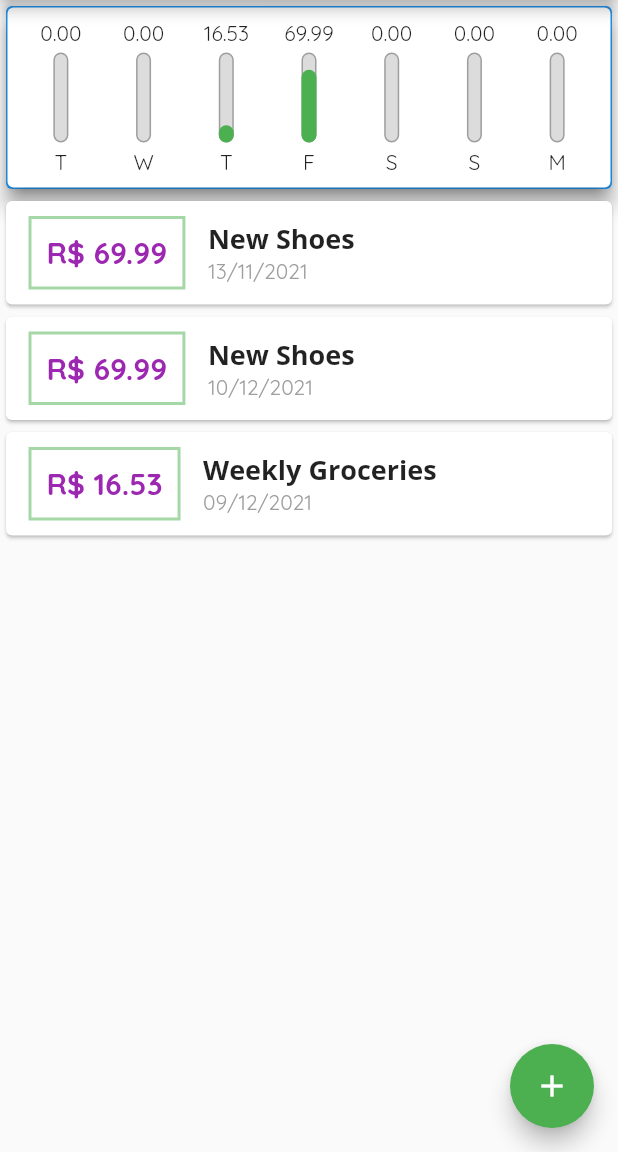
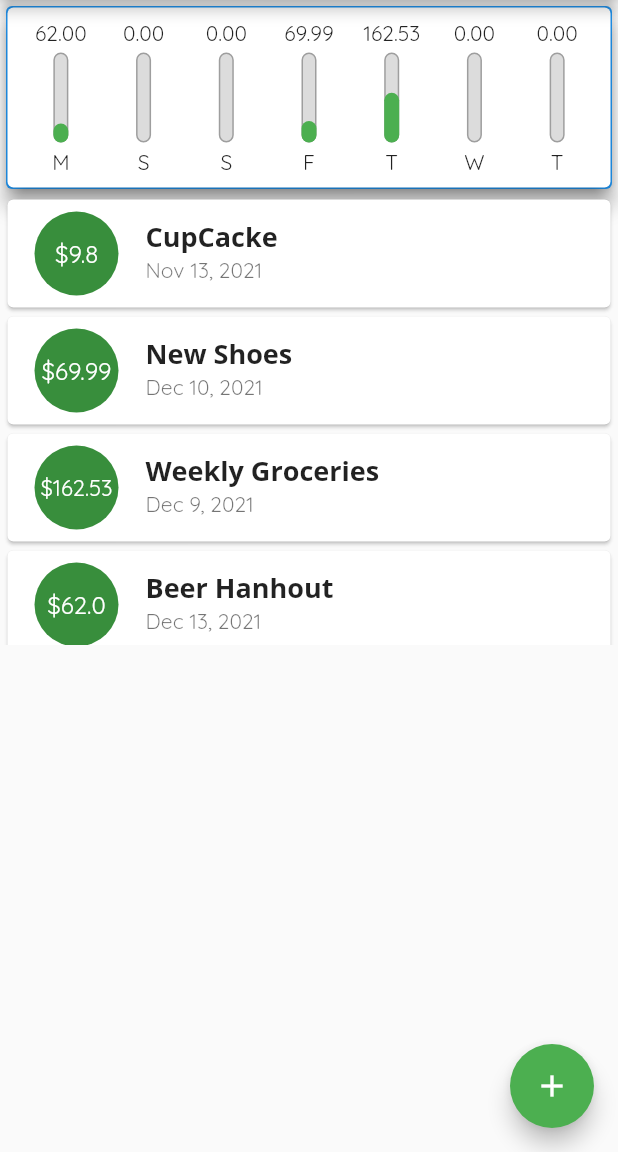
Before and after one commit to EduardoRenz/flutter-expenses, a Flutter app: the screen it shows after launch, on a phone screen of 412 x 824 dp, the part 84-1236 px from its top. Run offline on Flutter 3.47's test engine with Material 2 defaults, Android fonts, the phone set to English and light mode, and no system bars.

Commit message:
item list refactor

```diff
--- a/lib/components/chart.dart
+++ b/lib/components/chart.dart
@@ -23,7 +23,7 @@ class Chart extends StatelessWidget {
         }
       }
       return {'day': DateFormat.E().format(weekDay)[0], 'value': totalSum};
-    });
+    }).reversed.toList();
   }
 
   double get _weekTotalValue {
--- a/lib/components/transaction_list.dart
+++ b/lib/components/transaction_list.dart
@@ -30,43 +30,27 @@ class TransactionList extends StatelessWidget {
               itemBuilder: (ctx, index) {
                 final tr = transactions[index];
                 return Card(
-                    child: Row(
-                  children: [
-                    Container(
-                      margin: const EdgeInsets.symmetric(
-                        horizontal: 15,
-                        vertical: 10,
-                      ),
-                      decoration: BoxDecoration(
-                        border: Border.all(
-                          color:
-                              Theme.of(context).primaryColor.withOpacity(0.5),
-                          width: 2,
+                  elevation: 1,
+                  margin: EdgeInsets.symmetric(vertical: 3, horizontal: 5),
+                  child: ListTile(
+                    leading: CircleAvatar(
+                      radius: 30,
+                      child: Padding(
+                        padding: const EdgeInsets.all(6.0),
+                        child: FittedBox(
+                          child: Text('\$${tr.value}'),
                         ),
                       ),
-                      padding: const EdgeInsets.all(10),
-                      child: Text(
-                        'R\$ ${tr.value}',
-                        style: TextStyle(
-                            fontWeight: FontWeight.bold,
-                            fontSize: 20,
-                            color: Colors.purple),
-                      ),
                     ),
-                    Column(
-                      mainAxisAlignment: MainAxisAlignment.start,
-                      crossAxisAlignment: CrossAxisAlignment.start,
-                      children: [
-                        Text(tr.title,
-                            style: Theme.of(context).textTheme.headline6),
-                        Text(
-                          DateFormat('dd/MM/yyyy').format(tr.date).toString(),
-                          style: TextStyle(color: Colors.grey.shade500),
-                        ),
-                      ],
-                    )
-                  ],
-                ));
+                    title: Text(
+                      tr.title,
+                      style: Theme.of(context).textTheme.headline6,
+                    ),
+                    subtitle: Text(
+                      DateFormat.yMMMd().format(tr.date),
+                    ),
+                  ),
+                );
               },
             ),
     );
--- a/lib/main.dart
+++ b/lib/main.dart
@@ -41,8 +41,8 @@ class _HomePageState extends State<HomePage> {
   final List<Transaction> _transactions = [
     Transaction(
       id: 't0',
-      title: 'New Shoes',
-      value: 69.99,
+      title: 'CupCacke',
+      value: 9.80,
       date: DateTime.now().subtract(Duration(days: 30)),
     ),
     Transaction(
@@ -54,8 +54,14 @@ class _HomePageState extends State<HomePage> {
     Transaction(
       id: 't2',
       title: 'Weekly Groceries',
-      value: 16.53,
+      value: 162.53,
       date: DateTime.now().subtract(Duration(days: 4)),
+    ),
+    Transaction(
+      id: 't3',
+      title: 'Beer Hanhout',
+      value: 62,
+      date: DateTime.now(),
     ),
   ];
 
```
